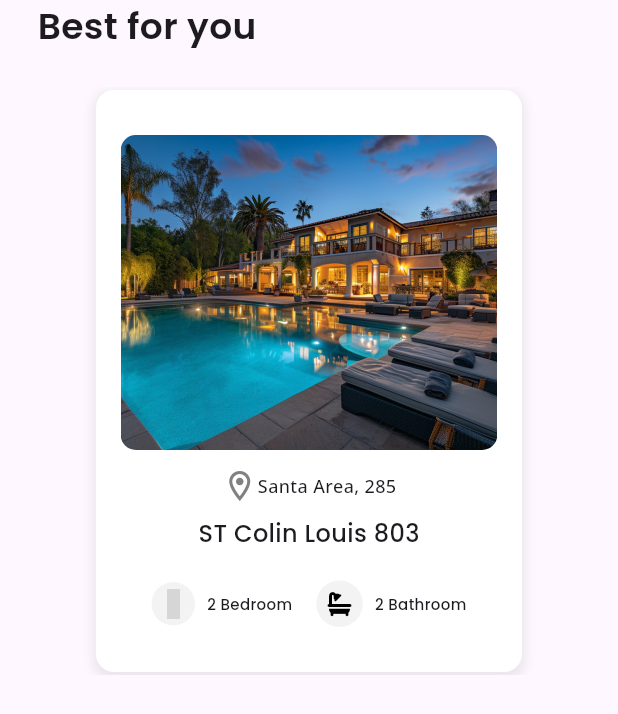
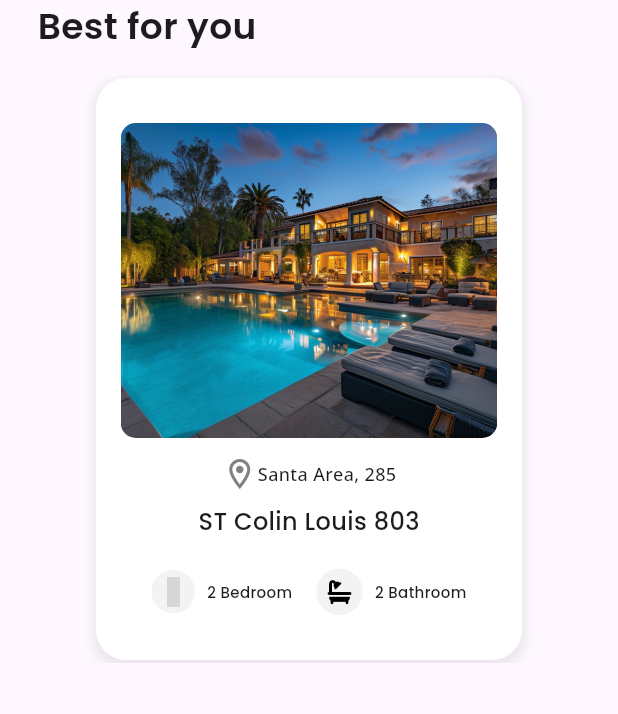
Before and after one commit to jeffyash/rental_app, a Flutter app: the NearYouPage widget shown alone on an empty page, opened directly, on a phone screen of 412 x 824 dp. Shown: the top 714 px of the screen. Run offline on Flutter 3.47's test engine with Material 3 defaults, Android fonts, the phone set to English and light mode, and no system bars; drawn by our look-alikes of carousel_slider; our stand-ins replace font_awesome_flutter, google_fonts; missing offline and left inert: circle_progress_bar, moon_design; network calls fail; grey boxes are pictures that could not be loaded.

Commit message:
first commit

```diff
--- a/lib/NearYou.dart
+++ /dev/null
@@ -1,199 +0,0 @@
-import 'package:flutter/cupertino.dart';
-import 'package:flutter/material.dart';
-import 'package:flutter/widgets.dart';
-import 'package:font_awesome_flutter/font_awesome_flutter.dart';
-import 'package:google_fonts/google_fonts.dart';
-import 'package:carousel_slider/carousel_slider.dart';
-import 'package:moon_design/moon_design.dart';
-
-class NearYouPage extends StatefulWidget {
-  const NearYouPage({super.key});
-
-  @override
-  State<NearYouPage> createState() => _NearYouPageState();
-}
-
-class _NearYouPageState extends State<NearYouPage> {
-  final List<Map<String, dynamic>> _items = [
-    {
-      'image': 'images/villa.jpg',
-      'title': 'Santa Area, 285',
-      'name': 'ST Colin Louis 803',
-    },
-    {
-      'image': 'images/villa.jpg',
-      'title': 'Santa Area, 286',
-      'name': 'ST Colin Louis 803',
-    },
-    {
-      'image': 'images/villa.jpg',
-      'title': 'Santa Area, 287',
-      'name': 'ST Colin Louis 803',
-    },
-    {
-      'image': 'images/villa.jpg',
-      'title': 'Santa Area, 288',
-      'name': 'ST Colin Louis 803',
-    },
-  ];
-
-  @override
-  Widget build(BuildContext context) {
-
-    return SingleChildScrollView(
-      physics: NeverScrollableScrollPhysics(),
-      child: Column(
-        children: [
-          Padding(
-            padding: const EdgeInsets.symmetric(horizontal: 25),
-            child: Row(
-              children: [
-                Text(
-                  "Best for you",
-                  style: GoogleFonts.poppins(
-                    fontSize: 24,
-                    fontWeight: FontWeight.w600,
-                  ),
-                ),
-              ],
-            ),
-          ),
-          const SizedBox(height: 24),
-          Container(
-            child: CarouselSlider.builder(
-              itemCount: _items.length,
-              options: CarouselOptions(
-                height: 392, // Height of the carousel
-                enlargeCenterPage: true, // Enlarge center item
-                enableInfiniteScroll: true,
-                autoPlay: true, // Auto slide
-                autoPlayInterval: const Duration(seconds: 3),
-                viewportFraction: 0.85, // Slightly smaller non-centered items to prevent overflow
-              ),
-              itemBuilder: (BuildContext context, int itemIndex, int pageViewIndex) {
-                final item = _items[itemIndex];
-                return Container(
-                  margin: const EdgeInsets.all(2), // Space between cards
-                  width: 284,
-                  height: 392,
-                  decoration: BoxDecoration(
-                    color: Colors.white,
-                    borderRadius: BorderRadius.circular(12),
-                    boxShadow: [
-                      BoxShadow(
-                        color: Colors.grey.withOpacity(0.2),
-                        spreadRadius: 2,
-                        blurRadius: 5,
-                        offset: const Offset(0, 3),
-                      ),
-                    ],
-                  ),
-                  child: Column(
-                    mainAxisAlignment: MainAxisAlignment.center,
-                    children: [
-                      ClipRRect(
-                        borderRadius: BorderRadius.circular(10), // Image border radius
-                        child: Image.asset(
-                          item['image'] ?? 'images/default_image.jpg', // Fallback image in case of null
-                          width: 251,
-                          height: 210,
-                          fit: BoxFit.cover,
-                        ),
-                      ),
-                      const SizedBox(height: 12), // Spacing between image and text
-
-                      Row(
-                        mainAxisAlignment: MainAxisAlignment.center,
-                        children: [
-                          Icon(Icons.location_on_outlined, color: Color(0xFF818181)),
-                          Text(
-                            item['title'] ?? 'Unknown location', // Handle null values
-                            style: GoogleFonts.openSans(
-                              fontSize: 12,
-                              fontWeight: FontWeight.w500,
-                            ),
-                          ),
-                        ],
-                      ),
-                      const SizedBox(height: 8), // Space between rows
-                      Row(
-                        mainAxisAlignment: MainAxisAlignment.center,
-                        children: [
-                          Text(
-                            item['name'] ?? 'Unknown name', // Display the name
-                            style: GoogleFonts.poppins(
-                              fontSize: 16,
-                              fontWeight: FontWeight.w500,
-                            ),
-                          ),
-                        ],
-                      ),
-                      SizedBox(height: 20),
-                      Row(
-                        mainAxisAlignment: MainAxisAlignment.center,
-                        children: [
-                          Container(
-                            width: 29,
-                            height: 29,
-                            decoration: BoxDecoration(
-                              color: Color(0xFFF3F3F3), // Background color
-                              shape: BoxShape.circle, // Circular shape
-                            ),
-                            child: Icon(
-                              MoonIcons.travel_bed_24_light,
-                              size: 20, // Icon size inside the circle
-                              color: Colors.black, // Set the icon color
-                            ),
-                          ),
-                          const SizedBox(width: 8), // Space between the circle and text
-                          Text(
-                            "2 Bedroom",
-                            style: GoogleFonts.poppins(
-                              textStyle: const TextStyle(
-                                fontSize: 10, // Text size
-                                fontWeight: FontWeight.w500, // Text weight
-                              ),
-                            ),
-                          ),
-                          const SizedBox(width: 16), // Space between the two icons
-
-                          // Second icon wrapped in a circle
-                          Container(
-                            width: 31,
-                            height: 31,
-                            decoration: BoxDecoration(
-                              color: Color(0xFFF3F3F3), // Background color
-                              shape: BoxShape.circle, // Circular shape
-                            ),
-                            child: Center(
-                              child: FaIcon(
-                                FontAwesomeIcons.bath,
-                                size: 16, // Icon size
-                                color: Colors.black, // Set the icon color
-                              ),
-                            ),
-                          ),
-                          const SizedBox(width: 8), // Space between the circle and text
-                          Text(
-                            "2 Bathroom",
-                            style: GoogleFonts.poppins(
-                              textStyle: const TextStyle(
-                                fontSize: 10, // Text size
-                                fontWeight: FontWeight.w500, // Text weight
-                              ),
-                            ),
-                          ),
-                        ],
-                      ),
-                    ],
-                  ),
-                );
-              },
-            ),
-          )
-
-        ],
-      ),
-    );
-  }
-}
--- a/lib/main.dart
+++ b/lib/main.dart
@@ -1,5 +1,5 @@
 import 'package:flutter/material.dart';
-import 'package:rentalapp/createaccount.dart';
+import 'package:rentalapp/screens/auth/registration_screen.dart';
 
 void main() {
   runApp( const RentalApp());
--- /dev/null
+++ b/lib/screens/student/near_you.dart
@@ -0,0 +1,195 @@
+import 'package:flutter/material.dart';
+import 'package:font_awesome_flutter/font_awesome_flutter.dart';
+import 'package:google_fonts/google_fonts.dart';
+import 'package:carousel_slider/carousel_slider.dart';
+import 'package:moon_design/moon_design.dart';
+
+class NearYouPage extends StatefulWidget {
+  const NearYouPage({super.key});
+
+  @override
+  State<NearYouPage> createState() => _NearYouPageState();
+}
+
+class _NearYouPageState extends State<NearYouPage> {
+  final List<Map<String, dynamic>> _items = [
+    {
+      'image': 'images/villa.jpg',
+      'title': 'Santa Area, 285',
+      'name': 'ST Colin Louis 803',
+    },
+    {
+      'image': 'images/villa.jpg',
+      'title': 'Santa Area, 286',
+      'name': 'ST Colin Louis 803',
+    },
+    {
+      'image': 'images/villa.jpg',
+      'title': 'Santa Area, 287',
+      'name': 'ST Colin Louis 803',
+    },
+    {
+      'image': 'images/villa.jpg',
+      'title': 'Santa Area, 288',
+      'name': 'ST Colin Louis 803',
+    },
+  ];
+
+  @override
+  Widget build(BuildContext context) {
+
+    return SingleChildScrollView(
+      physics: const NeverScrollableScrollPhysics(),
+      child: Column(
+        children: [
+          Padding(
+            padding: const EdgeInsets.symmetric(horizontal: 25),
+            child: Row(
+              children: [
+                Text(
+                  "Best for you",
+                  style: GoogleFonts.poppins(
+                    fontSize: 24,
+                    fontWeight: FontWeight.w600,
+                  ),
+                ),
+              ],
+            ),
+          ),
+          const SizedBox(height: 16),
+          CarouselSlider.builder(
+            itemCount: _items.length,
+            options: CarouselOptions(
+              height: 392, // Height of the carousel
+              enlargeCenterPage: true, // Enlarge center item
+              enableInfiniteScroll: true,
+              autoPlay: true, // Auto slide
+              autoPlayInterval: const Duration(seconds: 3),
+              viewportFraction: 0.85, // Slightly smaller non-centered items to prevent overflow
+            ),
+            itemBuilder: (BuildContext context, int itemIndex, int pageViewIndex) {
+              final item = _items[itemIndex];
+              return Container(
+                margin: const EdgeInsets.all(2), // Space between cards
+                width: 284,
+                height: 392,
+                decoration: BoxDecoration(
+                  color: Colors.white,
+                  borderRadius: BorderRadius.circular(20),
+                  boxShadow: [
+                    BoxShadow(
+                      color: Colors.grey.withOpacity(0.2),
+                      spreadRadius: 2,
+                      blurRadius: 5,
+                      offset: const Offset(0, 3),
+                    ),
+                  ],
+                ),
+                child: Column(
+                  mainAxisAlignment: MainAxisAlignment.center,
+                  children: [
+                    ClipRRect(
+                      borderRadius: BorderRadius.circular(10), // Image border radius
+                      child: Image.asset(
+                        item['image'] ?? 'images/default_image.jpg', // Fallback image in case of null
+                        width: 251,
+                        height: 210,
+                        fit: BoxFit.cover,
+                      ),
+                    ),
+                    const SizedBox(height: 12), // Spacing between image and text
+
+                    Row(
+                      mainAxisAlignment: MainAxisAlignment.center,
+                      children: [
+                        Icon(Icons.location_on_outlined, color: Color(0xFF818181)),
+                        Text(
+                          item['title'] ?? 'Unknown location', // Handle null values
+                          style: GoogleFonts.openSans(
+                            fontSize: 12,
+                            fontWeight: FontWeight.w500,
+                          ),
+                        ),
+                      ],
+                    ),
+                    const SizedBox(height: 8), // Space between rows
+                    Row(
+                      mainAxisAlignment: MainAxisAlignment.center,
+                      children: [
+                        Text(
+                          item['name'] ?? 'Unknown name', // Display the name
+                          style: GoogleFonts.poppins(
+                            fontSize: 16,
+                            fontWeight: FontWeight.w500,
+                          ),
+                        ),
+                      ],
+                    ),
+                    SizedBox(height: 20),
+                    Row(
+                      mainAxisAlignment: MainAxisAlignment.center,
+                      children: [
+                        Container(
+                          width: 29,
+                          height: 29,
+                          decoration: BoxDecoration(
+                            color: Color(0xFFF3F3F3), // Background color
+                            shape: BoxShape.circle, // Circular shape
+                          ),
+                          child: Icon(
+                            MoonIcons.travel_bed_24_light,
+                            size: 20, // Icon size inside the circle
+                            color: Colors.black, // Set the icon color
+                          ),
+                        ),
+                        const SizedBox(width: 8), // Space between the circle and text
+                        Text(
+                          "2 Bedroom",
+                          style: GoogleFonts.poppins(
+                            textStyle: const TextStyle(
+                              fontSize: 10, // Text size
+                              fontWeight: FontWeight.w500, // Text weight
+                            ),
+                          ),
+                        ),
+                        const SizedBox(width: 16), // Space between the two icons
+
+                        // Second icon wrapped in a circle
+                        Container(
+                          width: 31,
+                          height: 31,
+                          decoration: BoxDecoration(
+                            color: Color(0xFFF3F3F3), // Background color
+                            shape: BoxShape.circle, // Circular shape
+                          ),
+                          child: Center(
+                            child: FaIcon(
+                              FontAwesomeIcons.bath,
+                              size: 16, // Icon size
+                              color: Colors.black, // Set the icon color
+                            ),
+                          ),
+                        ),
+                        const SizedBox(width: 8), // Space between the circle and text
+                        Text(
+                          "2 Bathroom",
+                          style: GoogleFonts.poppins(
+                            textStyle: const TextStyle(
+                              fontSize: 10, // Text size
+                              fontWeight: FontWeight.w500, // Text weight
+                            ),
+                          ),
+                        ),
+                      ],
+                    ),
+                  ],
+                ),
+              );
+            },
+          )
+
+        ],
+      ),
+    );
+  }
+}
--- a/lib/ui_elements/DotPainter.dart
+++ b/lib/ui_elements/dot_painter.dart
@@ -10,7 +10,7 @@ class _DotPainter extends BoxPainter {
   @override
   void paint(Canvas canvas, Offset offset, ImageConfiguration configuration) {
     final Paint paint = Paint()
-      ..color = Color(0xFF464646) // Dot color
+      ..color = const  Color(0xFF464646) // Dot color
       ..isAntiAlias = true;
 
     final double circleRadius = 4.0; // Size of the dot
```
Also changed, not shown: lib/screens/auth/login_screen.dart (renamed from lib/login_page.dart, +34 -38 lines), lib/screens/auth/registration_screen.dart (renamed from lib/createaccount.dart, +6 -7 lines), lib/screens/student/home_screen_student.dart (renamed from lib/HomePage.dart, +23 -19 lines), 1 other file.
